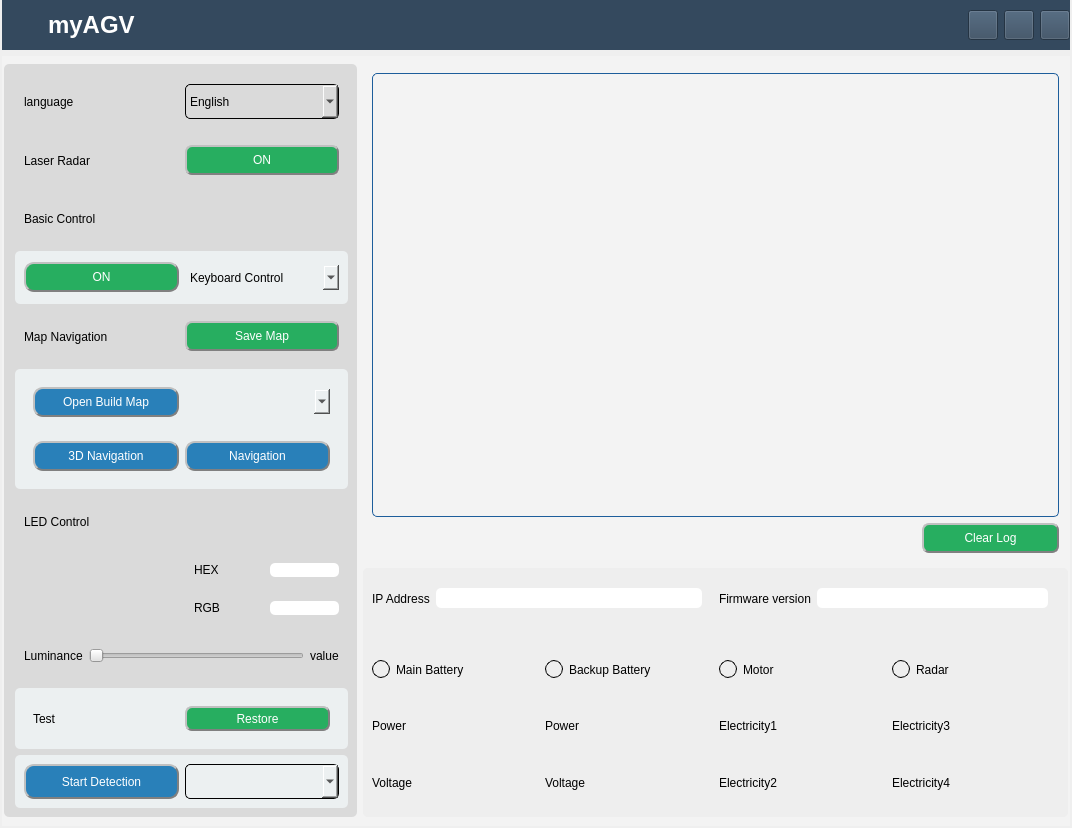
Above: widgets/ui/operation.ui from elephantrobotics/AGV_UI before the change. Below: the same form after it.
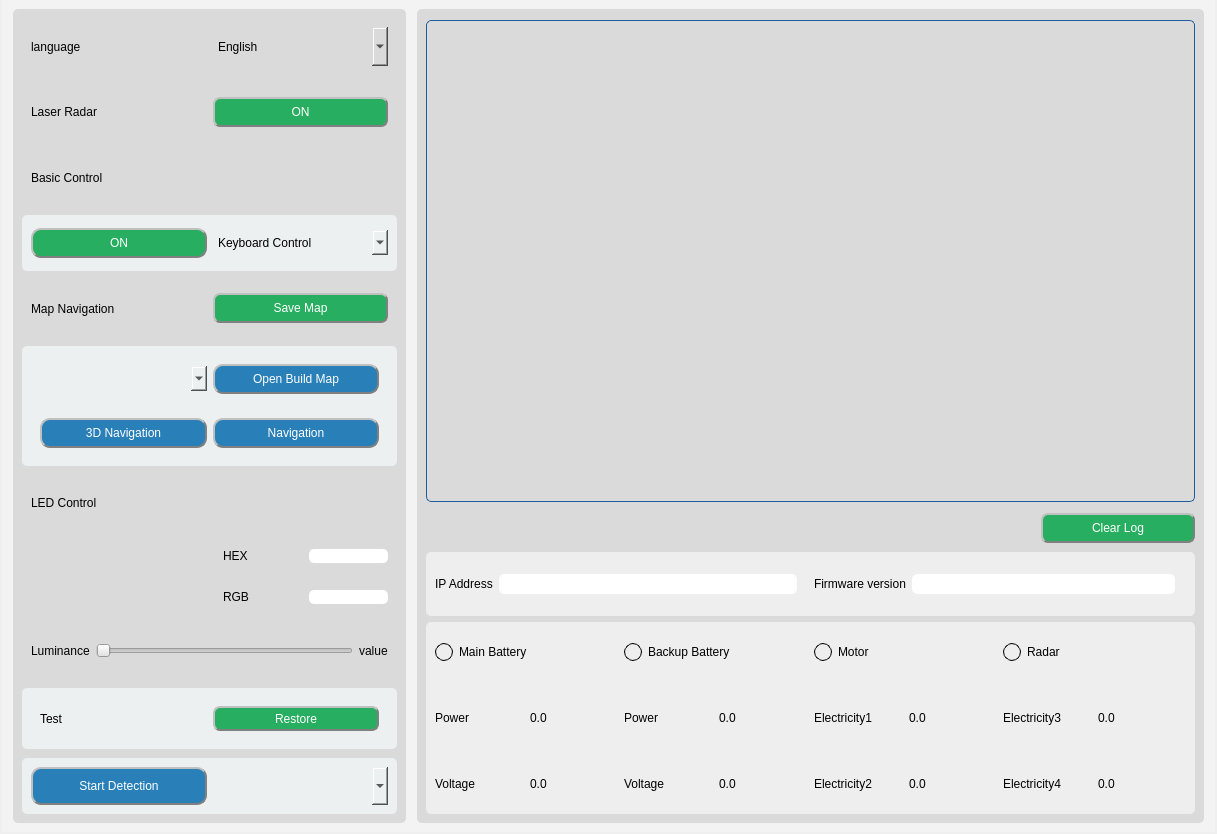
That is the form after the change. Icons and pictures are not drawn.

Patch:
```diff
--- a/widgets/ui/operation.ui
+++ b/widgets/ui/operation.ui
@@ -6,8 +6,8 @@
    <rect>
     <x>0</x>
     <y>0</y>
-    <width>1072</width>
-    <height>828</height>
+    <width>1217</width>
+    <height>834</height>
    </rect>
   </property>
   <property name="windowTitle">
@@ -27,212 +27,6 @@
     <property name="bottomMargin">
      <number>2</number>
     </property>
-    <item>
-     <widget class="QWidget" name="menu_widget" native="true">
-      <property name="maximumSize">
-       <size>
-        <width>16777215</width>
-        <height>50</height>
-       </size>
-      </property>
-      <property name="styleSheet">
-       <string notr="true">background-color: rgb(52, 73, 94);</string>
-      </property>
-      <layout class="QGridLayout" name="gridLayout">
-       <property name="leftMargin">
-        <number>10</number>
-       </property>
-       <property name="topMargin">
-        <number>0</number>
-       </property>
-       <property name="rightMargin">
-        <number>0</number>
-       </property>
-       <property name="bottomMargin">
-        <number>0</number>
-       </property>
-       <item row="0" column="1">
-        <widget class="QLabel" name="title">
-         <property name="font">
-          <font>
-           <family>Arial</family>
-           <pointsize>18</pointsize>
-           <weight>75</weight>
-           <bold>true</bold>
-          </font>
-         </property>
-         <property name="styleSheet">
-          <string notr="true">background-color: rgb(255, 255, 255，200);
-color: rgb(255, 255, 255);</string>
-         </property>
-         <property name="text">
-          <string>myAGV</string>
-         </property>
-        </widget>
-       </item>
-       <item row="0" column="0">
-        <widget class="QLabel" name="logo_lab">
-         <property name="sizePolicy">
-          <sizepolicy hsizetype="Preferred" vsizetype="Preferred">
-           <horstretch>0</horstretch>
-           <verstretch>0</verstretch>
-          </sizepolicy>
-         </property>
-         <property name="minimumSize">
-          <size>
-           <width>25</width>
-           <height>25</height>
-          </size>
-         </property>
-         <property name="maximumSize">
-          <size>
-           <width>30</width>
-           <height>30</height>
-          </size>
-         </property>
-         <property name="styleSheet">
-          <string notr="true"/>
-         </property>
-         <property name="text">
-          <string/>
-         </property>
-         <property name="pixmap">
-          <pixmap>C:/Users/Administrator/.designer/backup/operations_UI/img_UI/logo.ico</pixmap>
-         </property>
-         <property name="scaledContents">
-          <bool>true</bool>
-         </property>
-         <property name="margin">
-          <number>0</number>
-         </property>
-        </widget>
-       </item>
-       <item row="0" column="2">
-        <widget class="QPushButton" name="min_btn">
-         <property name="enabled">
-          <bool>true</bool>
-         </property>
-         <property name="sizePolicy">
-          <sizepolicy hsizetype="Minimum" vsizetype="Expanding">
-           <horstretch>0</horstretch>
-           <verstretch>0</verstretch>
-          </sizepolicy>
-         </property>
-         <property name="minimumSize">
-          <size>
-           <width>30</width>
-           <height>30</height>
-          </size>
-         </property>
-         <property name="maximumSize">
-          <size>
-           <width>30</width>
-           <height>30</height>
-          </size>
-         </property>
-         <property name="cursor">
-          <cursorShape>PointingHandCursor</cursorShape>
-         </property>
-         <property name="styleSheet">
-          <string notr="true"/>
-         </property>
-         <property name="text">
-          <string/>
-         </property>
-         <property name="icon">
-          <iconset>
-           <normaloff>C:/Users/Administrator/.designer/backup/operations_UI/img_UI/min.ico</normaloff>C:/Users/Administrator/.designer/backup/operations_UI/img_UI/min.ico</iconset>
-         </property>
-         <property name="iconSize">
-          <size>
-           <width>30</width>
-           <height>30</height>
-          </size>
-         </property>
-        </widget>
-       </item>
-       <item row="0" column="3">
-        <widget class="QPushButton" name="max_btn">
-         <property name="enabled">
-          <bool>true</bool>
-         </property>
-         <property name="sizePolicy">
-          <sizepolicy hsizetype="Minimum" vsizetype="Expanding">
-           <horstretch>0</horstretch>
-           <verstretch>0</verstretch>
-          </sizepolicy>
-         </property>
-         <property name="minimumSize">
-          <size>
-           <width>30</width>
-           <height>30</height>
-          </size>
-         </property>
-         <property name="maximumSize">
-          <size>
-           <width>30</width>
-           <height>30</height>
-          </size>
-         </property>
-         <property name="cursor">
-          <cursorShape>PointingHandCursor</cursorShape>
-         </property>
-         <property name="styleSheet">
-          <string notr="true"/>
-         </property>
-         <property name="text">
-          <string/>
-         </property>
-         <property name="icon">
-          <iconset>
-           <normaloff>C:/Users/Administrator/.designer/backup/operations_UI/img_UI/max.ico</normaloff>C:/Users/Administrator/.designer/backup/operations_UI/img_UI/max.ico</iconset>
-         </property>
-         <property name="iconSize">
-          <size>
-           <width>30</width>
-           <height>30</height>
-          </size>
-         </property>
-        </widget>
-       </item>
-       <item row="0" column="4">
-        <widget class="QPushButton" name="close_btn">
-         <property name="minimumSize">
-          <size>
-           <width>30</width>
-           <height>30</height>
-          </size>
-         </property>
-         <property name="maximumSize">
-          <size>
-           <width>30</width>
-           <height>30</height>
-          </size>
-         </property>
-         <property name="cursor">
-          <cursorShape>PointingHandCursor</cursorShape>
-         </property>
-         <property name="styleSheet">
-          <string notr="true"/>
-         </property>
-         <property name="text">
-          <string/>
-         </property>
-         <property name="icon">
-          <iconset>
-           <normaloff>C:/Users/Administrator/.designer/backup/operations_UI/img_UI/close.ico</normaloff>C:/Users/Administrator/.designer/backup/operations_UI/img_UI/close.ico</iconset>
-         </property>
-         <property name="iconSize">
-          <size>
-           <width>30</width>
-           <height>30</height>
-          </size>
-         </property>
-        </widget>
-       </item>
-      </layout>
-     </widget>
-    </item>
     <item>
      <widget class="QScrollArea" name="scrollArea">
       <property name="styleSheet">
@@ -247,19 +41,25 @@
         <rect>
          <x>0</x>
          <y>0</y>
-         <width>1068</width>
-         <height>770</height>
+         <width>1213</width>
+         <height>832</height>
         </rect>
        </property>
        <layout class="QHBoxLayout" name="horizontalLayout" stretch="1,2">
+        <property name="spacing">
+         <number>11</number>
+        </property>
         <property name="leftMargin">
-         <number>2</number>
+         <number>11</number>
         </property>
         <property name="topMargin">
-         <number>8</number>
+         <number>9</number>
         </property>
         <property name="rightMargin">
-         <number>2</number>
+         <number>11</number>
+        </property>
+        <property name="bottomMargin">
+         <number>9</number>
         </property>
         <item>
          <widget class="QWidget" name="widget_left" native="true">
@@ -268,11 +68,14 @@
 border-radius: 5px;</string>
           </property>
           <layout class="QVBoxLayout" name="verticalLayout_3">
+           <property name="spacing">
+            <number>9</number>
+           </property>
            <property name="leftMargin">
-            <number>11</number>
+            <number>9</number>
            </property>
            <property name="topMargin">
-            <number>11</number>
+            <number>9</number>
            </property>
            <item>
             <widget class="QWidget" name="widget" native="true">
@@ -303,9 +106,9 @@
                  </size>
                 </property>
                 <property name="styleSheet">
-                 <string notr="true">color:black;
-border:1px solid black;
-border-radius: 5px;</string>
+                 <string notr="true">\\ color:black;
+\\ border:1px solid black;
+\\ border-radius: 5px;</string>
                 </property>
                 <item>
                  <property name="text">
@@ -488,6 +291,19 @@
                  <string notr="true"/>
                 </property>
                 <layout class="QHBoxLayout" name="horizontalLayout_6">
+                 <item>
+                  <widget class="QComboBox" name="build_map_selection">
+                   <property name="minimumSize">
+                    <size>
+                     <width>0</width>
+                     <height>25</height>
+                    </size>
+                   </property>
+                   <property name="styleSheet">
+                    <string notr="true">color:black;</string>
+                   </property>
+                  </widget>
+                 </item>
                  <item>
                   <widget class="QPushButton" name="open_build_map">
                    <property name="minimumSize">
@@ -512,19 +328,6 @@
                    </property>
                   </widget>
                  </item>
-                 <item>
-                  <widget class="QComboBox" name="build_map_selection">
-                   <property name="minimumSize">
-                    <size>
-                     <width>0</width>
-                     <height>25</height>
-                    </size>
-                   </property>
-                   <property name="styleSheet">
-                    <string notr="true">color:black;</string>
-                   </property>
-                  </widget>
-                 </item>
                 </layout>
                </widget>
               </item>
@@ -675,7 +478,7 @@
                </widget>
               </item>
               <item>
-               <widget class="QSlider" name="horizontal_Slider">
+               <widget class="QSlider" name="color_brightness_slider">
                 <property name="orientation">
                  <enum>Qt::Horizontal</enum>
                 </property>
@@ -711,7 +514,7 @@
                   </widget>
                  </item>
                  <item>
-                  <widget class="QPushButton" name="Restore_btn">
+                  <widget class="QPushButton" name="restore_btn">
                    <property name="minimumSize">
                     <size>
                      <width>0</width>
@@ -744,7 +547,7 @@
              </property>
              <layout class="QHBoxLayout" name="horizontalLayout_10">
               <item>
-               <widget class="QPushButton" name="startDetectionBtn">
+               <widget class="QPushButton" name="start_detection_btn">
                 <property name="sizePolicy">
                  <sizepolicy hsizetype="Minimum" vsizetype="Preferred">
                   <horstretch>0</horstretch>
@@ -774,7 +577,7 @@
                </widget>
               </item>
               <item>
-               <widget class="QComboBox" name="functionalComboBoxItems">
+               <widget class="QComboBox" name="functional_items">
                 <property name="sizePolicy">
                  <sizepolicy hsizetype="Preferred" vsizetype="Preferred">
                   <horstretch>0</horstretch>
@@ -782,9 +585,9 @@
                  </sizepolicy>
                 </property>
                 <property name="styleSheet">
-                 <string notr="true">color:black;
-border:1px solid black;
-border-radius: 5px;</string>
+                 <string notr="true">\\ color:black;
+\\ border:1px solid black;
+\\ border-radius: 5px;</string>
                 </property>
                </widget>
               </item>
@@ -797,35 +600,42 @@
         <item>
          <widget class="QWidget" name="widget_right" native="true">
           <property name="styleSheet">
-           <string notr="true"/>
+           <string notr="true">background-color: rgb(218, 218, 218);
+border-radius: 5px;</string>
           </property>
           <layout class="QVBoxLayout" name="verticalLayout_6" stretch="2,1">
+           <property name="spacing">
+            <number>9</number>
+           </property>
            <property name="leftMargin">
-            <number>0</number>
+            <number>9</number>
            </property>
            <property name="topMargin">
-            <number>0</number>
+            <number>9</number>
            </property>
            <property name="rightMargin">
-            <number>0</number>
+            <number>9</number>
            </property>
            <property name="bottomMargin">
-            <number>0</number>
+            <number>9</number>
            </property>
            <item>
             <widget class="QWidget" name="widget_3" native="true">
              <layout class="QVBoxLayout" name="verticalLayout_8" stretch="8,0">
+              <property name="spacing">
+               <number>11</number>
+              </property>
               <property name="leftMargin">
-               <number>9</number>
+               <number>0</number>
               </property>
               <property name="topMargin">
-               <number>9</number>
+               <number>2</number>
               </property>
               <property name="rightMargin">
-               <number>9</number>
+               <number>0</number>
               </property>
               <property name="bottomMargin">
-               <number>9</number>
+               <number>0</number>
               </property>
               <item>
                <widget class="QTextBrowser" name="loggerLabel">
@@ -879,8 +689,7 @@
            <item>
             <widget class="QWidget" name="widget_4" native="true">
              <property name="styleSheet">
-              <string notr="true">background-color:#EEEEEE;
-border-radius: 5px;</string>
+              <string notr="true"/>
              </property>
              <layout class="QVBoxLayout" name="verticalLayout_14" stretch="1,3">
               <property name="leftMargin">
@@ -897,15 +706,22 @@
               </property>
               <item>
                <widget class="QWidget" name="widget_11" native="true">
+                <property name="styleSheet">
+                 <string notr="true">background-color:#EEEEEE;
+border-radius: 5px;</string>
+                </property>
                 <layout class="QHBoxLayout" name="horizontalLayout_20" stretch="2,2">
                  <property name="leftMargin">
                   <number>9</number>
                  </property>
+                 <property name="topMargin">
+                  <number>0</number>
+                 </property>
                  <property name="rightMargin">
                   <number>9</number>
                  </property>
                  <property name="bottomMargin">
-                  <number>9</number>
+                  <number>0</number>
                  </property>
                  <item>
                   <layout class="QHBoxLayout" name="horizontalLayout_14">
@@ -913,7 +729,7 @@
                     <number>11</number>
                    </property>
                    <item>
-                    <widget class="QLabel" name="labbbb">
+                    <widget class="QLabel" name="address">
                      <property name="styleSheet">
                       <string notr="true">font: 10pt &quot;Arial&quot;;</string>
                      </property>
@@ -939,6 +755,9 @@
                      <property name="text">
                       <string/>
                      </property>
+                     <property name="readOnly">
+                      <bool>true</bool>
+                     </property>
                     </widget>
                    </item>
                   </layout>
@@ -972,6 +791,12 @@
                      <property name="styleSheet">
                       <string notr="true">background-color: rgb(255, 255, 255);</string>
                      </property>
+                     <property name="text">
+                      <string/>
+                     </property>
+                     <property name="readOnly">
+                      <bool>true</bool>
+                     </property>
                     </widget>
                    </item>
                   </layout>
@@ -982,12 +807,192 @@
               <item>
                <widget class="QWidget" name="widget_18" native="true">
                 <property name="styleSheet">
+                 <string notr="true">background-color:#EEEEEE;
+border-radius: 5px;</string>
+                </property>
+                <layout class="QGridLayout" name="gridLayout_2">
+                 <property name="leftMargin">
+                  <number>9</number>
+                 </property>
+                 <property name="topMargin">
+                  <number>0</number>
+                 </property>
+                 <property name="rightMargin">
+                  <number>9</number>
+                 </property>
+                 <property name="bottomMargin">
+                  <number>0</number>
+                 </property>
+                 <item row="1" column="3">
+                  <layout class="QHBoxLayout" name="horizontalLayout_16">
+                   <item>
+                    <widget class="QLabel" name="electricity_name_3">
+                     <property name="styleSheet">
+                      <string notr="true">font: 10pt &quot;Arial&quot;;</string>
+                     </property>
+                     <property name="text">
+                      <string>Electricity3</string>
+                     </property>
+                    </widget>
+                   </item>
+                   <item>
+                    <widget class="QLabel" name="electricity_motor3">
+                     <property name="text">
+                      <string>0.0</string>
+                     </property>
+                    </widget>
+                   </item>
+                  </layout>
+                 </item>
+                 <item row="2" column="2">
+                  <layout class="QHBoxLayout" name="horizontalLayout_11">
+                   <item>
+                    <widget class="QLabel" name="electricity_name_2">
+                     <property name="styleSheet">
+                      <string notr="true">font: 10pt &quot;Arial&quot;;</string>
+                     </property>
+                     <property name="text">
+                      <string>Electricity2</string>
+                     </property>
+                    </widget>
+                   </item>
+                   <item>
+                    <widget class="QLabel" name="electricity_motor2">
+                     <property name="text">
+                      <string>0.0</string>
+                     </property>
+                    </widget>
+                   </item>
+                  </layout>
+                 </item>
+                 <item row="2" column="3">
+                  <layout class="QHBoxLayout" name="horizontalLayout_18">
+                   <item>
+                    <widget class="QLabel" name="electricity_name_4">
+                     <property name="styleSheet">
+                      <string notr="true">font: 10pt &quot;Arial&quot;;</string>
+                     </property>
+                     <property name="text">
+                      <string>Electricity4</string>
+                     </property>
+                    </widget>
+                   </item>
+                   <item>
+                    <widget class="QLabel" name="electricity_motor4">
+                     <property name="text">
+                      <string>0.0</string>
+                     </property>
+                    </widget>
+                   </item>
+                  </layout>
+                 </item>
+                 <item row="2" column="0">
+                  <layout class="QHBoxLayout" name="horizontalLayout_23">
+                   <item>
+                    <widget class="QLabel" name="voltage">
+                     <property name="styleSheet">
+                      <string notr="true">font: 10pt &quot;Arial&quot;;</string>
+                     </property>
+                     <property name="text">
+                      <string>Voltage</string>
+                     </property>
+                    </widget>
+                   </item>
+                   <item>
+                    <widget class="QLabel" name="lineEdit_voltage">
+                     <property name="styleSheet">
                  <string notr="true"/>
                 </property>
-                <layout class="QHBoxLayout" name="horizontalLayout_8">
+                     <property name="text">
+                      <string>0.0</string>
+                     </property>
+                    </widget>
+                   </item>
+                  </layout>
+                 </item>
+                 <item row="1" column="1">
+                  <layout class="QHBoxLayout" name="horizontalLayout_32">
                  <item>
-                  <layout class="QVBoxLayout" name="verticalLayout_5">
+                    <widget class="QLabel" name="power_backup">
+                     <property name="styleSheet">
+                      <string notr="true">font: 10pt &quot;Arial&quot;;</string>
+                     </property>
+                     <property name="text">
+                      <string>Power</string>
+                     </property>
+                    </widget>
+                   </item>
                    <item>
+                    <widget class="QLabel" name="lineEdit_power_backup">
+                     <property name="styleSheet">
+                      <string notr="true"/>
+                     </property>
+                     <property name="text">
+                      <string>0.0</string>
+                     </property>
+                    </widget>
+                   </item>
+                  </layout>
+                 </item>
+                 <item row="1" column="2">
+                  <layout class="QHBoxLayout" name="horizontalLayout_7">
+                   <item>
+                    <widget class="QLabel" name="electricity_name1">
+                     <property name="styleSheet">
+                      <string notr="true">font: 10pt &quot;Arial&quot;;</string>
+                     </property>
+                     <property name="text">
+                      <string>Electricity1</string>
+                     </property>
+                    </widget>
+                   </item>
+                   <item>
+                    <widget class="QLabel" name="electricity_motor1">
+                     <property name="text">
+                      <string>0.0</string>
+                     </property>
+                    </widget>
+                   </item>
+                  </layout>
+                 </item>
+                 <item row="0" column="3">
+                  <layout class="QHBoxLayout" name="horizontalLayout_24">
+                   <item>
+                    <widget class="QLabel" name="status_radar">
+                     <property name="minimumSize">
+                      <size>
+                       <width>18</width>
+                       <height>18</height>
+                      </size>
+                     </property>
+                     <property name="maximumSize">
+                      <size>
+                       <width>18</width>
+                       <height>18</height>
+                      </size>
+                     </property>
+                     <property name="styleSheet">
+                      <string notr="true">border-radius: 9px;
+border: 1px solid</string>
+                     </property>
+                     <property name="text">
+                      <string/>
+                     </property>
+                    </widget>
+                   </item>
+                   <item>
+                    <widget class="QLabel" name="Radar">
+                     <property name="styleSheet">
+                      <string notr="true">font: 10pt &quot;Arial&quot;;</string>
+                     </property>
+                     <property name="text">
+                      <string>Radar</string>
+                     </property>
+                    </widget>
+                   </item>
+                  </layout>
+                 </item>
+                 <item row="0" column="0">
                     <layout class="QHBoxLayout" name="horizontalLayout_21">
                      <item>
                       <widget class="QLabel" name="status_battery_main">
@@ -1024,7 +1029,7 @@
                      </item>
                     </layout>
                    </item>
-                   <item>
+                 <item row="1" column="0">
                     <layout class="QHBoxLayout" name="horizontalLayout_22">
                      <item>
                       <widget class="QLabel" name="electricity_main">
@@ -1042,16 +1047,16 @@
                         <string notr="true"/>
                        </property>
                        <property name="text">
-                        <string/>
+                      <string>0.0</string>
                        </property>
                       </widget>
                      </item>
                     </layout>
                    </item>
+                 <item row="2" column="1">
+                  <layout class="QHBoxLayout" name="horizontalLayout_33">
                    <item>
-                    <layout class="QHBoxLayout" name="horizontalLayout_23">
-                     <item>
-                      <widget class="QLabel" name="voltage">
+                    <widget class="QLabel" name="voltage_backup">
                        <property name="styleSheet">
                         <string notr="true">font: 10pt &quot;Arial&quot;;</string>
                        </property>
@@ -1061,22 +1066,18 @@
                       </widget>
                      </item>
                      <item>
-                      <widget class="QLabel" name="lineEdit_voltage">
+                    <widget class="QLabel" name="lineEdit_voltage_backup">
                        <property name="styleSheet">
                         <string notr="true"/>
                        </property>
                        <property name="text">
-                        <string/>
+                      <string>0.0</string>
                        </property>
                       </widget>
                      </item>
                     </layout>
                    </item>
-                  </layout>
-                 </item>
-                 <item>
-                  <layout class="QVBoxLayout" name="verticalLayout_13">
-                   <item>
+                 <item row="0" column="1">
                     <layout class="QHBoxLayout" name="horizontalLayout_31">
                      <item>
                       <widget class="QLabel" name="status_battery_backup_2">
@@ -1113,59 +1114,7 @@
                      </item>
                     </layout>
                    </item>
-                   <item>
-                    <layout class="QHBoxLayout" name="horizontalLayout_32">
-                     <item>
-                      <widget class="QLabel" name="power_backup">
-                       <property name="styleSheet">
-                        <string notr="true">font: 10pt &quot;Arial&quot;;</string>
-                       </property>
-                       <property name="text">
-                        <string>Power</string>
-                       </property>
-                      </widget>
-                     </item>
-                     <item>
-                      <widget class="QLabel" name="lineEdit_power_backup">
-                       <property name="styleSheet">
-                        <string notr="true"/>
-                       </property>
-                       <property name="text">
-                        <string/>
-                       </property>
-                      </widget>
-                     </item>
-                    </layout>
-                   </item>
-                   <item>
-                    <layout class="QHBoxLayout" name="horizontalLayout_33">
-                     <item>
-                      <widget class="QLabel" name="voltage_backup">
-                       <property name="styleSheet">
-                        <string notr="true">font: 10pt &quot;Arial&quot;;</string>
-                       </property>
-                       <property name="text">
-                        <string>Voltage</string>
-                       </property>
-                      </widget>
-                     </item>
-                     <item>
-                      <widget class="QLabel" name="lineEdit_voltage_backup">
-                       <property name="styleSheet">
-                        <string notr="true"/>
-                       </property>
-                       <property name="text">
-                        <string/>
-                       </property>
-                      </widget>
-                     </item>
-                    </layout>
-                   </item>
-                  </layout>
-                 </item>
-                 <item>
-                  <layout class="QVBoxLayout" name="verticalLayout_7">
-                   <item>
+                 <item row="0" column="2">
                     <layout class="QHBoxLayout" name="horizontalLayout_25">
                      <item>
                       <widget class="QLabel" name="status_motor_1">
@@ -1199,133 +1148,6 @@
                         <string>Motor</string>
                        </property>
                       </widget>
-                     </item>
-                    </layout>
-                   </item>
-                   <item>
-                    <layout class="QHBoxLayout" name="horizontalLayout_7">
-                     <item>
-                      <widget class="QLabel" name="electricity_name1">
-                       <property name="styleSheet">
-                        <string notr="true">font: 10pt &quot;Arial&quot;;</string>
-                       </property>
-                       <property name="text">
-                        <string>Electricity1</string>
-                       </property>
-                      </widget>
-                     </item>
-                     <item>
-                      <widget class="QLabel" name="electricity_motor1">
-                       <property name="text">
-                        <string/>
-                       </property>
-                      </widget>
-                     </item>
-                    </layout>
-                   </item>
-                   <item>
-                    <layout class="QHBoxLayout" name="horizontalLayout_11">
-                     <item>
-                      <widget class="QLabel" name="electricity_name_2">
-                       <property name="styleSheet">
-                        <string notr="true">font: 10pt &quot;Arial&quot;;</string>
-                       </property>
-                       <property name="text">
-                        <string>Electricity2</string>
-                       </property>
-                      </widget>
-                     </item>
-                     <item>
-                      <widget class="QLabel" name="electricity_motor2">
-                       <property name="text">
-                        <string/>
-                       </property>
-                      </widget>
-                     </item>
-                    </layout>
-                   </item>
-                  </layout>
-                 </item>
-                 <item>
-                  <layout class="QVBoxLayout" name="verticalLayout_12">
-                   <item>
-                    <layout class="QHBoxLayout" name="horizontalLayout_24">
-                     <item>
-                      <widget class="QLabel" name="status_radar">
-                       <property name="minimumSize">
-                        <size>
-                         <width>18</width>
-                         <height>18</height>
-                        </size>
-                       </property>
-                       <property name="maximumSize">
-                        <size>
-                         <width>18</width>
-                         <height>18</height>
-                        </size>
-                       </property>
-                       <property name="styleSheet">
-                        <string notr="true">border-radius: 9px;
-border: 1px solid</string>
-                       </property>
-                       <property name="text">
-                        <string/>
-                       </property>
-                      </widget>
-                     </item>
-                     <item>
-                      <widget class="QLabel" name="Radar">
-                       <property name="styleSheet">
-                        <string notr="true">font: 10pt &quot;Arial&quot;;</string>
-                       </property>
-                       <property name="text">
-                        <string>Radar</string>
-                       </property>
-                      </widget>
-                     </item>
-                    </layout>
-                   </item>
-                   <item>
-                    <layout class="QHBoxLayout" name="horizontalLayout_16">
-                     <item>
-                      <widget class="QLabel" name="electricity_name_3">
-                       <property name="styleSheet">
-                        <string notr="true">font: 10pt &quot;Arial&quot;;</string>
-                       </property>
-                       <property name="text">
-                        <string>Electricity3</string>
-                       </property>
-                      </widget>
-                     </item>
-                     <item>
-                      <widget class="QLabel" name="electricity_motor3">
-                       <property name="text">
-                        <string/>
-                       </property>
-                      </widget>
-                     </item>
-                    </layout>
-                   </item>
-                   <item>
-                    <layout class="QHBoxLayout" name="horizontalLayout_18">
-                     <item>
-                      <widget class="QLabel" name="electricity_name_4">
-                       <property name="styleSheet">
-                        <string notr="true">font: 10pt &quot;Arial&quot;;</string>
-                       </property>
-                       <property name="text">
-                        <string>Electricity4</string>
-                       </property>
-                      </widget>
-                     </item>
-                     <item>
-                      <widget class="QLabel" name="electricity_motor4">
-                       <property name="text">
-                        <string/>
-                       </property>
-                      </widget>
-                     </item>
-                    </layout>
                    </item>
                   </layout>
                  </item>
```
Lines whose indentation alone changed are shown as unchanged.
